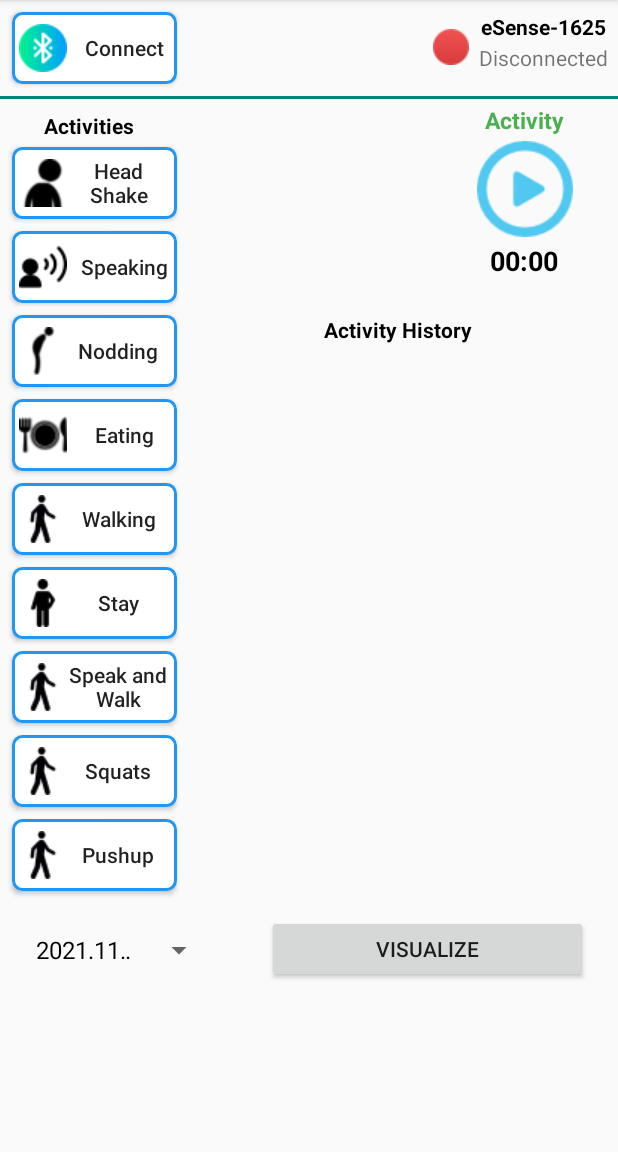
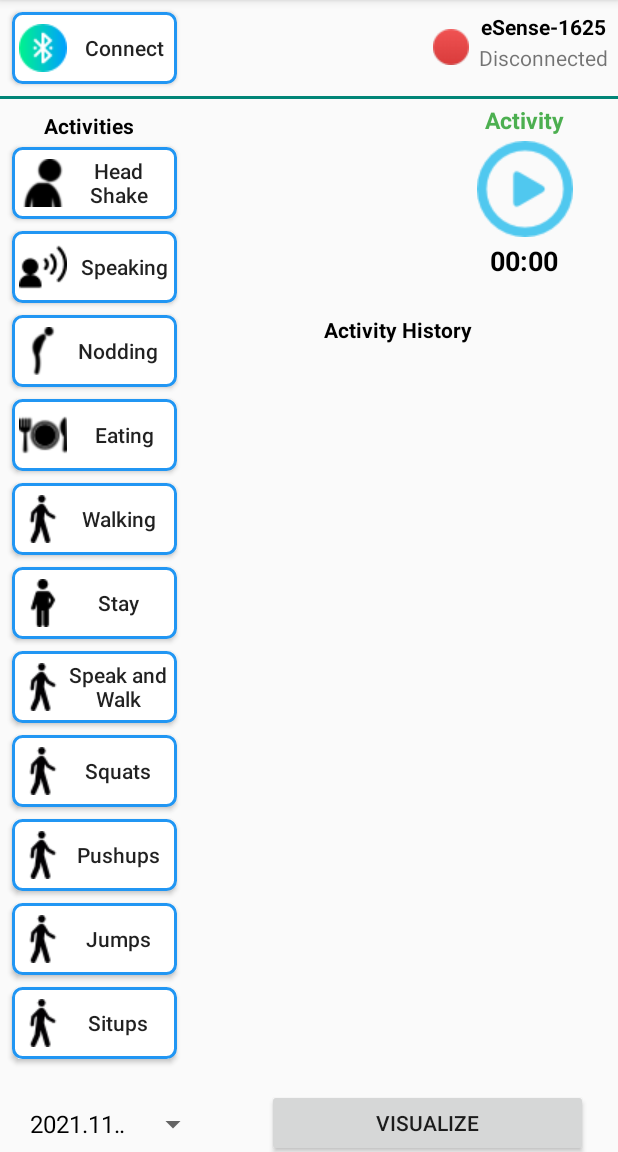
Before and after one commit to UF-CIS6930-DigitalHealth-2021FallGroup1/GatorAct, an Android app: the screen it shows after launch (MainActivity), on a phone screen of 412 x 824 dp, the part 84-1236 px from its top. Run offline under Robolectric (Android 15) with nearby library versions, the phone set to English and light mode, and no system bars; our stand-ins replace Firebase (no records; nobody signed in at launch, a user with empty details on screens opened directly); libraries missing offline, so code that uses them is left out: com.github.mikephil.charting, org.apache.poi; 1 statement that could not run was skipped.

Commit message:
add situps and jumping jacks

```diff
--- a/Esense/app/src/main/java/com/sozolab/sumon/MainActivity.java
+++ b/Esense/app/src/main/java/com/sozolab/sumon/MainActivity.java
@@ -60,6 +60,7 @@ import java.util.Arrays;
 import java.util.Calendar;
 import java.util.HashMap;
 import java.util.List;
+import java.util.Locale;
 import java.util.Map;
 import java.util.TimeZone;
 
@@ -84,9 +85,9 @@ public class MainActivity extends AppCompatActivity implements View.OnClickListe
     private Button stayButton;
     private Button speakWalkButton;
     private Button squatsButton;
-    private Button pushupButton;
-    private Button jumpJackButton;
-    private Button sitUpButton;
+    private Button pushupsButton;
+    private Button jumpJacksButton;
+    private Button sitUpsButton;
 
     private static ListView activityListView;
     private Chronometer chronometer;
@@ -151,6 +152,9 @@ public class MainActivity extends AppCompatActivity implements View.OnClickListe
         stayButton = (Button) findViewById(R.id.stayButton);
         speakWalkButton = (Button) findViewById(R.id.speak_walk_button);
         squatsButton = (Button) findViewById(R.id.squats_button);
+        pushupsButton = (Button) findViewById(R.id.pushups_button);
+        jumpJacksButton = (Button) findViewById(R.id.jumpjacks_button);
+        sitUpsButton = (Button) findViewById(R.id.situps_button);
 
         recordButton.setOnClickListener(this);
         connectButton.setOnClickListener(this);
@@ -162,6 +166,9 @@ public class MainActivity extends AppCompatActivity implements View.OnClickListe
         stayButton.setOnClickListener(this);
         speakWalkButton.setOnClickListener(this);
         squatsButton.setOnClickListener(this);
+        pushupsButton.setOnClickListener(this);
+        jumpJacksButton.setOnClickListener(this);
+        sitUpsButton.setOnClickListener(this);
 
         statusImageView = (ImageView) findViewById(R.id.statusImage);
         connectionTextView = (TextView) findViewById(R.id.connectionTV);
@@ -298,15 +305,16 @@ public class MainActivity extends AppCompatActivity implements View.OnClickListe
     }
 
     public static boolean handleActivity(String activity) {
-        Log.d("handleActivity", "Current Activity:" + activity);
         if (activity != null) {
-            if(activitySummary.get(activity) == null) {
-                activitySummary.put(activity, 0);
+            String activityLow = activity.toLowerCase();
+            Log.d("handleActivity", "detect Activity - " + activityLow + ", chosen activity: " + activityObj.getActivityName().toLowerCase());
+            if(activitySummary.get(activityLow) == null) {
+                activitySummary.put(activityLow, 0);
             }
             if(activity != "NEUTRAL") {
-                int currentCount = activitySummary.get(activity) + 1;
-                activitySummary.put(activity, currentCount);
-                Log.d("handleActivity", "counterNum: " + activityObj.getCounter() + " on counting activity: " + activity);
+                int currentCount = activitySummary.get(activityLow) + 1;
+                activitySummary.put(activityLow, currentCount);
+                Log.d("handleActivity", "counterNum: " + activityObj.getCounter() + " on counting activity: " + activityLow);
             }
         };
         return true;
@@ -406,6 +414,27 @@ public class MainActivity extends AppCompatActivity implements View.OnClickListe
 
             case R.id.squats_button:
                 activityName = "Squats";
+                sharedPrefEditor.putString("activityName", activityName);
+                sharedPrefEditor.commit();
+                setActivityName();
+                break;
+
+            case R.id.pushups_button:
+                activityName = "PushUps";
+                sharedPrefEditor.putString("activityName", activityName);
+                sharedPrefEditor.commit();
+                setActivityName();
+                break;
+
+            case R.id.jumpjacks_button:
+                activityName = "Jumping Jacks";
+                sharedPrefEditor.putString("activityName", activityName);
+                sharedPrefEditor.commit();
+                setActivityName();
+                break;
+
+            case R.id.situps_button:
+                activityName = "SitUps";
                 sharedPrefEditor.putString("activityName", activityName);
                 sharedPrefEditor.commit();
                 setActivityName();
--- a/Esense/app/src/main/res/layout/activity_main.xml
+++ b/Esense/app/src/main/res/layout/activity_main.xml
@@ -11,14 +11,42 @@
         android:layout_height="match_parent">
 
         <Button
-            android:id="@+id/push_button"
+            android:id="@+id/pushups_button"
             android:layout_width="110dp"
             android:layout_height="wrap_content"
             android:layout_marginStart="8dp"
             android:layout_marginTop="120dp"
             android:background="@drawable/custom_button"
             android:drawableLeft="@drawable/walk"
-            android:text="Pushup"
+            android:text="Pushups"
+            android:textAllCaps="false"
+            android:textSize="14sp"
+            app:layout_constraintStart_toStartOf="parent"
+            app:layout_constraintTop_toBottomOf="@+id/stayButton" />
+
+        <Button
+            android:id="@+id/jumpjacks_button"
+            android:layout_width="110dp"
+            android:layout_height="wrap_content"
+            android:layout_marginStart="8dp"
+            android:layout_marginTop="176dp"
+            android:background="@drawable/custom_button"
+            android:drawableLeft="@drawable/walk"
+            android:text="Jumps"
+            android:textAllCaps="false"
+            android:textSize="14sp"
+            app:layout_constraintStart_toStartOf="parent"
+            app:layout_constraintTop_toBottomOf="@+id/stayButton" />
+
+        <Button
+            android:id="@+id/situps_button"
+            android:layout_width="110dp"
+            android:layout_height="wrap_content"
+            android:layout_marginStart="8dp"
+            android:layout_marginTop="232dp"
+            android:background="@drawable/custom_button"
+            android:drawableLeft="@drawable/walk"
+            android:text="Situps"
             android:textAllCaps="false"
             android:textSize="14sp"
             app:layout_constraintStart_toStartOf="parent"
@@ -302,16 +330,6 @@
             app:layout_constraintStart_toEndOf="@+id/connectButton"
             app:layout_constraintTop_toTopOf="parent" />
 
-        <Button
-            android:id="@+id/visualizeButton"
-            android:layout_width="214dp"
-            android:layout_height="45dp"
-            android:layout_marginTop="128dp"
-            android:layout_marginEnd="20dp"
-            android:text="Visualize"
-            app:layout_constraintEnd_toEndOf="parent"
-            app:layout_constraintTop_toBottomOf="@+id/speak_walk_button" />
-
         <Spinner
             android:id="@+id/dropdown"
             android:layout_width="127dp"
@@ -320,11 +338,21 @@
 
             app:layout_constraintBottom_toBottomOf="@+id/visualizeButton"
             app:layout_constraintEnd_toStartOf="@+id/visualizeButton"
-            app:layout_constraintHorizontal_bias="0.216"
+            app:layout_constraintHorizontal_bias="0.108"
             app:layout_constraintStart_toStartOf="@+id/speak_walk_button"
             app:layout_constraintTop_toBottomOf="@+id/speak_walk_button"
             app:layout_constraintVertical_bias="1.0" />
 
+        <Button
+            android:id="@+id/visualizeButton"
+            android:layout_width="214dp"
+            android:layout_height="45dp"
+            android:layout_marginTop="244dp"
+            android:layout_marginEnd="20dp"
+            android:text="Visualize"
+            app:layout_constraintEnd_toEndOf="parent"
+            app:layout_constraintTop_toBottomOf="@+id/speak_walk_button" />
+
 
     </androidx.constraintlayout.widget.ConstraintLayout>
 </ScrollView>
```
